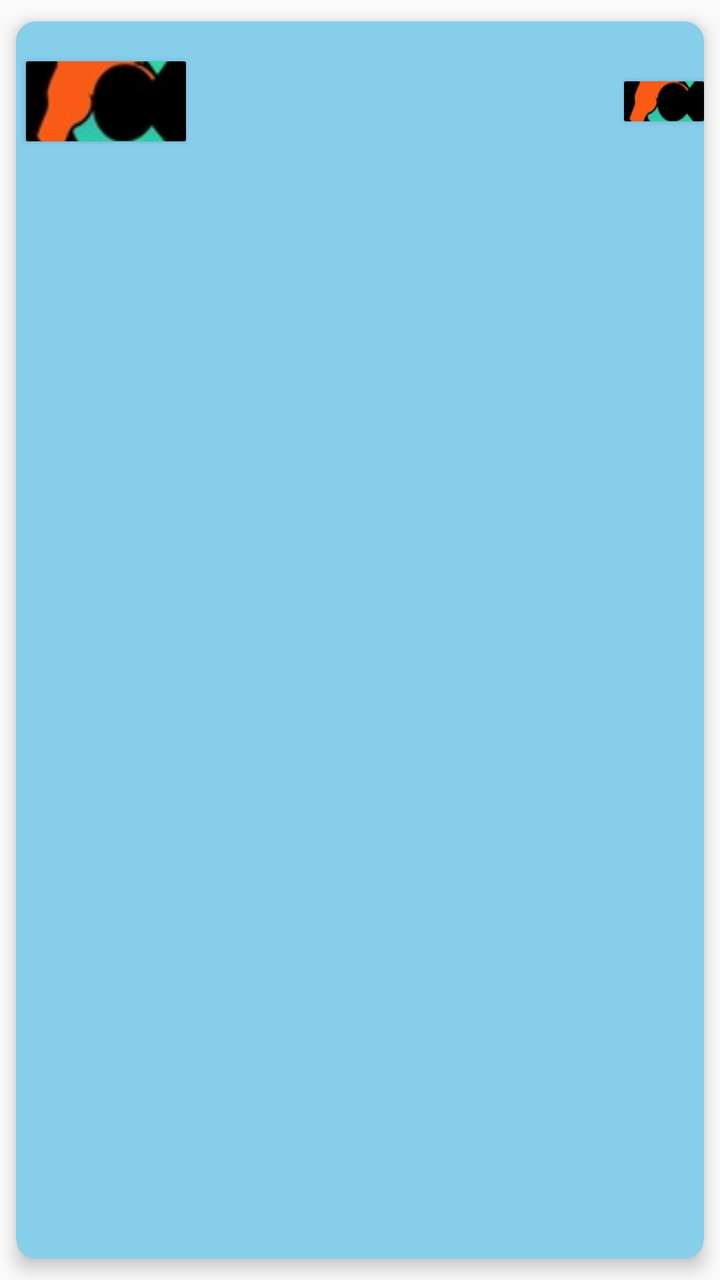
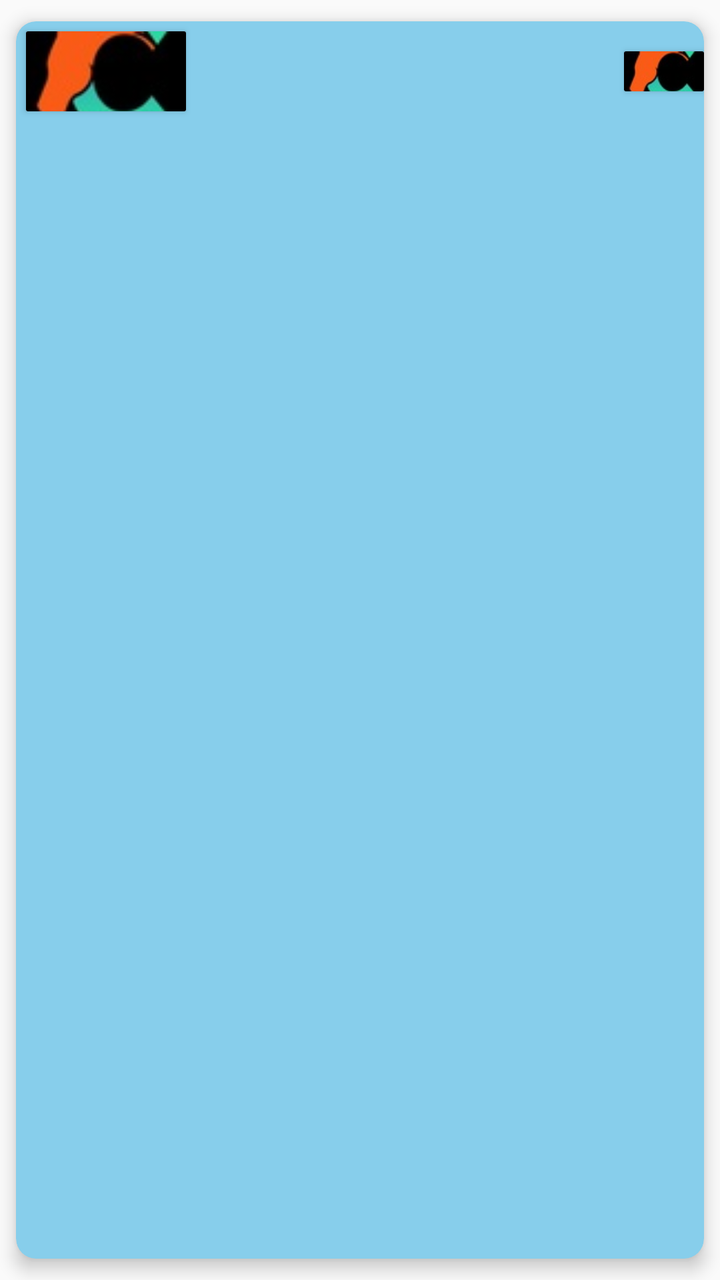

The first picture is an Android layout as it rendered before a commit; the second is the same layout after the commit. The layout source and the unified diff follow.
<!-- AndroidManifest.xml: application theme Theme.AppCompat.Light.DarkActionBar -->
<!-- res/layout/row_grid_items.xml -->
<?xml version="1.0" encoding="utf-8"?>
<androidx.cardview.widget.CardView
    xmlns:android="http://schemas.android.com/apk/res/android"
    xmlns:tools="http://schemas.android.com/tools"
    android:layout_width="match_parent"
    android:layout_height="wrap_content"
    xmlns:app="http://schemas.android.com/apk/res-auto"
    app:cardElevation="5dp"
    app:cardCornerRadius="10dp"
    app:cardBackgroundColor="@color/SkyBlue"
    app:cardUseCompatPadding="true"
    >
    <LinearLayout
        android:layout_width="match_parent"
        android:layout_height="80dp"
        android:orientation="horizontal"
        >
        <androidx.cardview.widget.CardView
            android:layout_width="wrap_content"
            android:layout_height="wrap_content"
            app:cardCornerRadius="1dp"
            android:layout_margin="5dp"
            android:layout_gravity="center"

            >
            <ImageView
                android:id="@+id/country_flag"
                android:layout_width="80dp"
                android:layout_height="40dp"
                android:scaleType="centerCrop"
                android:src="@drawable/icon_72x72"
                />

        </androidx.cardview.widget.CardView>


        <TextView
            android:id="@+id/Nominal"
            android:textColor="@color/white"
            android:layout_width="wrap_content"
            android:layout_height="wrap_content"
            android:layout_weight="1"
            android:layout_gravity="center"
            />
        <TextView
            android:id="@+id/CcyNm"
            android:textColor="@color/white"
            android:layout_width="wrap_content"
            android:layout_height="wrap_content"
            android:layout_weight="3"
            android:layout_gravity="center"
            />
        <TextView
            android:id="@+id/Rate"
            android:textColor="@color/white"
            android:layout_width="wrap_content"
            android:layout_height="wrap_content"
            android:layout_gravity="center"
            android:layout_weight="3"
            />
        <TextView
            android:id="@+id/Diff"
            android:textColor="@color/white"
            android:layout_width="wrap_content"
            android:layout_height="wrap_content"
            android:layout_gravity="center"
            />
        <androidx.cardview.widget.CardView
            android:layout_width="wrap_content"
            android:layout_height="wrap_content"
            app:cardCornerRadius="1dp"
            android:layout_gravity="center"
            >

            <ImageView
                android:id="@+id/imageDiff"
                android:background="@color/SkyBlue"
                android:layout_width="40dp"
                android:layout_height="20dp"
                android:scaleType="centerCrop"
                android:src="@drawable/icon_72x72"
                />
        </androidx.cardview.widget.CardView>
        <LinearLayout
            android:visibility="gone"
            android:layout_width="wrap_content"
            android:layout_height="wrap_content"
            android:layout_gravity="center"
            android:layout_weight="3"
            android:orientation="vertical"
            >

            <TextView
                android:visibility="gone"
                android:id="@+id/Code"
                android:layout_width="wrap_content"
                android:layout_height="wrap_content"
                android:layout_gravity="center_horizontal"
                android:layout_marginTop="10dp"
                />
            <TextView
                android:visibility="gone"
                android:id="@+id/Ccy"
                android:layout_width="wrap_content"
                android:layout_height="wrap_content"
                android:layout_gravity="center_horizontal"
                android:layout_marginTop="10dp"
                />
            <TextView
                android:visibility="gone"
                android:id="@+id/Date"
                android:layout_width="wrap_content"
                android:layout_height="wrap_content"
                android:layout_gravity="center_horizontal"
                android:layout_marginTop="10dp"
                />


        </LinearLayout>
        <androidx.cardview.widget.CardView
            android:visibility="gone"
            android:layout_width="wrap_content"
            android:layout_height="wrap_content"
            app:cardCornerRadius="1dp"
            android:layout_margin="5dp"
            android:layout_gravity="center"
            >

            <ImageView
                android:id="@+id/imageview"
                android:layout_width="80dp"
                android:layout_height="40dp"
                android:scaleType="centerCrop"
                android:src="@drawable/icon_72x72"
                />
        </androidx.cardview.widget.CardView>


    </LinearLayout>

</androidx.cardview.widget.CardView>
<!-- resources referenced by this layout -->
<resources>
  <color name="SkyBlue">#87CEEB</color>
  <color name="white">#FFFFFFFF</color>
  <!-- drawable icon_72x72: jpg bitmap (drawable-v24, 2657 bytes) -->
</resources>

<!-- the commit's change to res/layout/row_grid_items.xml (unified diff, before → after) -->
@@ -12,7 +12,7 @@
     >
     <LinearLayout
         android:layout_width="match_parent"
-        android:layout_height="80dp"
+        android:layout_height="wrap_content"
         android:orientation="horizontal"
         >
         <androidx.cardview.widget.CardView
